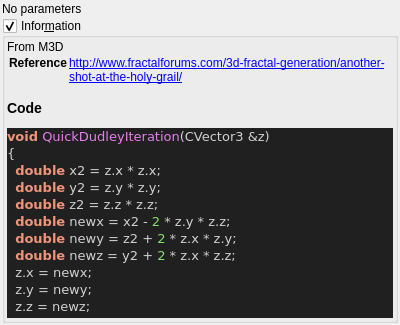
Above: mandelbulber2/qt_data/fractal_quickdudley.ui from buddhi1980/mandelbulber2 before the change. Below: the same form after it.
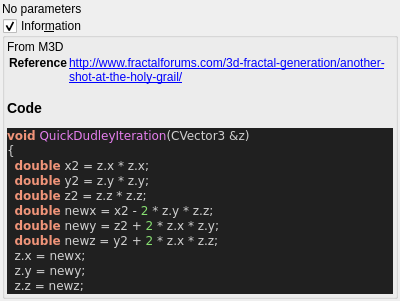
That is the form after the change. Custom widgets are drawn as their Qt base class.

What changed in the file:
```diff
--- a/mandelbulber2/qt_data/fractal_quickdudley.ui
+++ b/mandelbulber2/qt_data/fractal_quickdudley.ui
@@ -77,7 +77,7 @@
 &lt;title&gt;Source file&lt;/title&gt;
 &lt;/head&gt;
 &lt;body style=&quot;background-color:#202020&quot;&gt;
-&lt;pre style=&quot;color:#d0d0d0; background-color:#202020; font-size:10pt; font-family:'Courier New';&quot;&gt;&lt;span style=&quot;color:#f09479; font-weight:bold&quot;&gt;void&lt;/span&gt; &lt;span style=&quot;color:#e47eed&quot;&gt;QuickDudleyIteration&lt;/span&gt;&lt;span style=&quot;color:#d0d0d0&quot;&gt;(&lt;/span&gt;CVector3 &lt;span style=&quot;color:#d0d0d0&quot;&gt;&amp;amp;&lt;/span&gt;z&lt;span style=&quot;color:#d0d0d0&quot;&gt;)&lt;/span&gt;
+&lt;pre style=&quot;color:#d0d0d0; background-color:#202020;  font-family:'Courier New';&quot;&gt;&lt;span style=&quot;color:#f09479; font-weight:bold&quot;&gt;void&lt;/span&gt; &lt;span style=&quot;color:#e47eed&quot;&gt;QuickDudleyIteration&lt;/span&gt;&lt;span style=&quot;color:#d0d0d0&quot;&gt;(&lt;/span&gt;CVector3 &lt;span style=&quot;color:#d0d0d0&quot;&gt;&amp;amp;&lt;/span&gt;z&lt;span style=&quot;color:#d0d0d0&quot;&gt;)&lt;/span&gt;
 &lt;span style=&quot;color:#d0d0d0&quot;&gt;{&lt;/span&gt;
   &lt;span style=&quot;color:#f09479; font-weight:bold&quot;&gt;double&lt;/span&gt; x2 &lt;span style=&quot;color:#d0d0d0&quot;&gt;=&lt;/span&gt; z&lt;span style=&quot;color:#d0d0d0&quot;&gt;.&lt;/span&gt;x &lt;span style=&quot;color:#d0d0d0&quot;&gt;*&lt;/span&gt; z&lt;span style=&quot;color:#d0d0d0&quot;&gt;.&lt;/span&gt;x&lt;span style=&quot;color:#d0d0d0&quot;&gt;;&lt;/span&gt;
   &lt;span style=&quot;color:#f09479; font-weight:bold&quot;&gt;double&lt;/span&gt; y2 &lt;span style=&quot;color:#d0d0d0&quot;&gt;=&lt;/span&gt; z&lt;span style=&quot;color:#d0d0d0&quot;&gt;.&lt;/span&gt;y &lt;span style=&quot;color:#d0d0d0&quot;&gt;*&lt;/span&gt; z&lt;span style=&quot;color:#d0d0d0&quot;&gt;.&lt;/span&gt;y&lt;span style=&quot;color:#d0d0d0&quot;&gt;;&lt;/span&gt;
```
